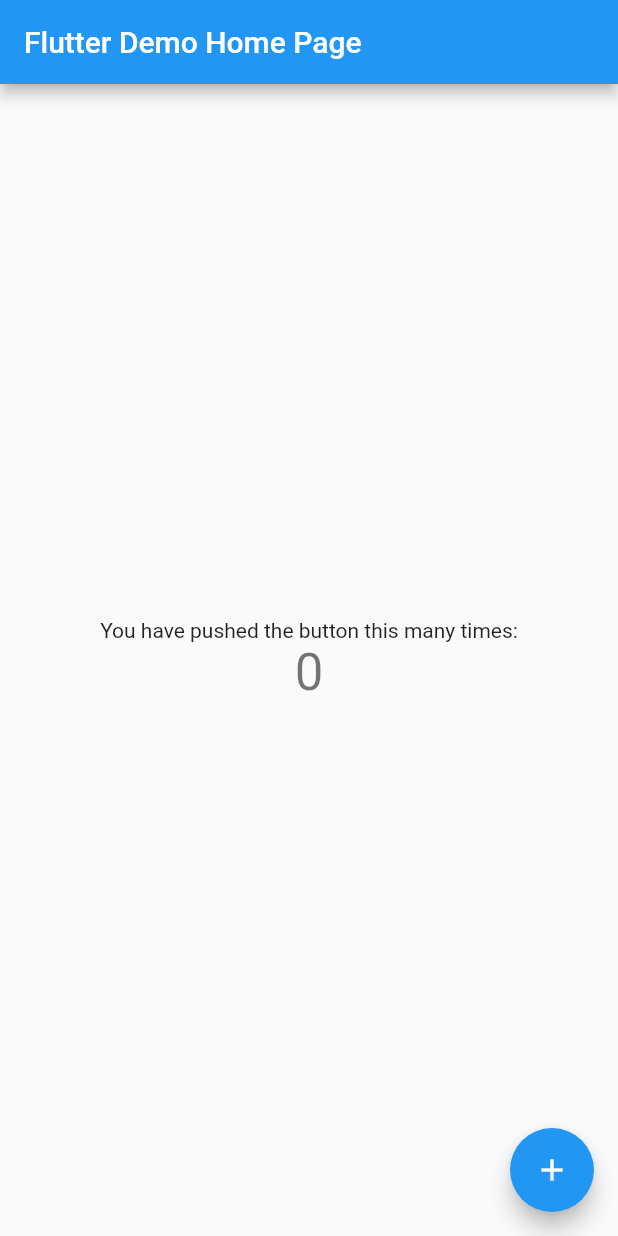
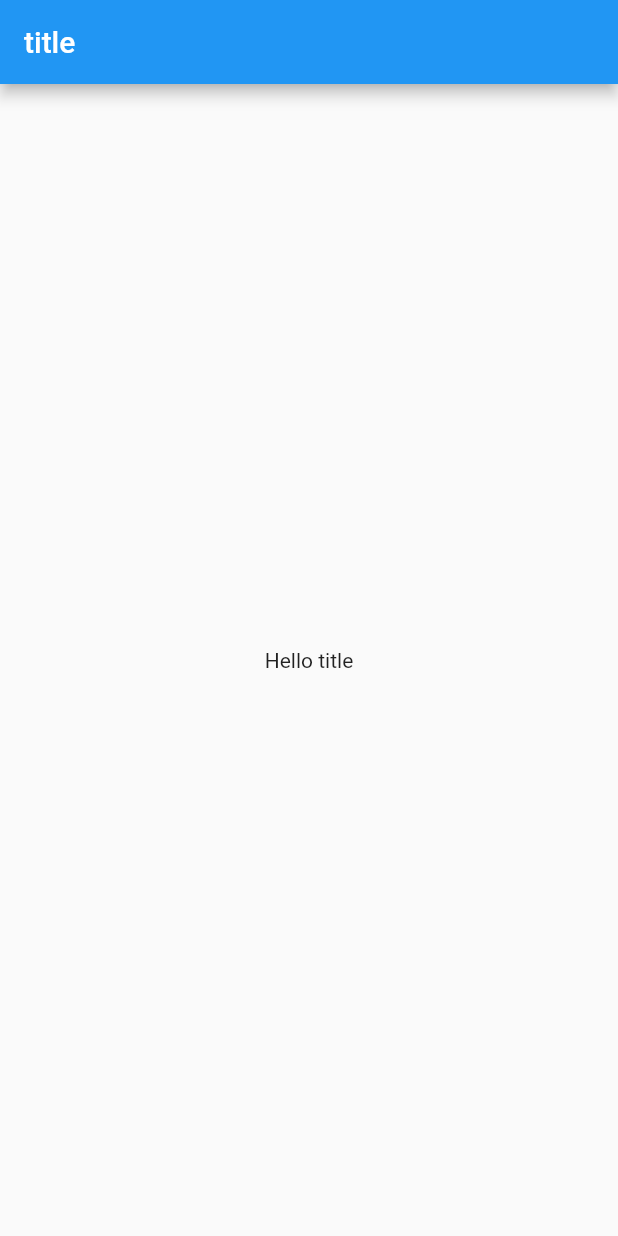
Before and after one commit to FenWangSiCheng/FlutterFoundations, a Flutter app: the screen it shows after launch, on a phone screen of 412 x 824 dp. Run offline on Flutter 3.47's test engine with Material 2 defaults, Android fonts, the phone set to English and light mode, and no system bars.

Commit message:
Add flavor config

```diff
--- /dev/null
+++ b/lib/app.dart
@@ -0,0 +1,44 @@
+import 'package:flutter/foundation.dart';
+import 'package:flutter/material.dart';
+
+import 'flavors.dart';
+import 'pages/my_home_page.dart';
+
+class App extends StatelessWidget {
+
+  const App({Key? key}) : super(key: key);
+
+  @override
+  Widget build(BuildContext context) {
+    return MaterialApp(
+      title: F.title,
+      theme: ThemeData(
+        primarySwatch: Colors.blue,
+      ),
+      home: _flavorBanner(
+        child: MyHomePage(),
+        show: kDebugMode,
+      ),
+    );
+  }
+
+  Widget _flavorBanner({
+    required Widget child,
+    bool show = true,
+  }) =>
+      show
+          ? Banner(
+        child: child,
+        location: BannerLocation.topStart,
+        message: F.name,
+        color: Colors.green.withOpacity(0.6),
+        textStyle: TextStyle(
+            fontWeight: FontWeight.w700,
+            fontSize: 12.0,
+            letterSpacing: 1.0),
+        textDirection: TextDirection.ltr,
+      )
+          : Container(
+        child: child,
+      );
+}
--- /dev/null
+++ b/lib/flavors.dart
@@ -0,0 +1,25 @@
+enum Flavor {
+  develop,
+  staging,
+  production,
+}
+
+class F {
+  static Flavor? appFlavor;
+
+  static String get name => appFlavor?.name ?? '';
+
+  static String get title {
+    switch (appFlavor) {
+      case Flavor.develop:
+        return 'flutter dev';
+      case Flavor.staging:
+        return 'flutter stg';
+      case Flavor.production:
+        return 'flutter pro';
+      default:
+        return 'title';
+    }
+  }
+
+}
--- a/lib/main.dart
+++ b/lib/main.dart
@@ -1,115 +1,7 @@
+import 'dart:async';
 import 'package:flutter/material.dart';
+import 'app.dart';
 
-void main() {
-  runApp(const MyApp());
+FutureOr<void> main() async {
+  runApp(const App());
 }
-
-class MyApp extends StatelessWidget {
-  const MyApp({Key? key}) : super(key: key);
-
-  // This widget is the root of your application.
-  @override
-  Widget build(BuildContext context) {
-    return MaterialApp(
-      title: 'Flutter Demo',
-      theme: ThemeData(
-        // This is the theme of your application.
-        //
-        // Try running your application with "flutter run". You'll see the
-        // application has a blue toolbar. Then, without quitting the app, try
-        // changing the primarySwatch below to Colors.green and then invoke
-        // "hot reload" (press "r" in the console where you ran "flutter run",
-        // or simply save your changes to "hot reload" in a Flutter IDE).
-        // Notice that the counter didn't reset back to zero; the application
-        // is not restarted.
-        primarySwatch: Colors.blue,
-      ),
-      home: const MyHomePage(title: 'Flutter Demo Home Page'),
-    );
-  }
-}
-
-class MyHomePage extends StatefulWidget {
-  const MyHomePage({Key? key, required this.title}) : super(key: key);
-
-  // This widget is the home page of your application. It is stateful, meaning
-  // that it has a State object (defined below) that contains fields that affect
-  // how it looks.
-
-  // This class is the configuration for the state. It holds the values (in this
-  // case the title) provided by the parent (in this case the App widget) and
-  // used by the build method of the State. Fields in a Widget subclass are
-  // always marked "final".
-
-  final String title;
-
-  @override
-  State<MyHomePage> createState() => _MyHomePageState();
-}
-
-class _MyHomePageState extends State<MyHomePage> {
-  int _counter = 0;
-
-  void _incrementCounter() {
-    setState(() {
-      // This call to setState tells the Flutter framework that something has
-      // changed in this State, which causes it to rerun the build method below
-      // so that the display can reflect the updated values. If we changed
-      // _counter without calling setState(), then the build method would not be
-      // called again, and so nothing would appear to happen.
-      _counter++;
-    });
-  }
-
-  @override
-  Widget build(BuildContext context) {
-    // This method is rerun every time setState is called, for instance as done
-    // by the _incrementCounter method above.
-    //
-    // The Flutter framework has been optimized to make rerunning build methods
-    // fast, so that you can just rebuild anything that needs updating rather
-    // than having to individually change instances of widgets.
-    return Scaffold(
-      appBar: AppBar(
-        // Here we take the value from the MyHomePage object that was created by
-        // the App.build method, and use it to set our appbar title.
-        title: Text(widget.title),
-      ),
-      body: Center(
-        // Center is a layout widget. It takes a single child and positions it
-        // in the middle of the parent.
-        child: Column(
-          // Column is also a layout widget. It takes a list of children and
-          // arranges them vertically. By default, it sizes itself to fit its
-          // children horizontally, and tries to be as tall as its parent.
-          //
-          // Invoke "debug painting" (press "p" in the console, choose the
-          // "Toggle Debug Paint" action from the Flutter Inspector in Android
-          // Studio, or the "Toggle Debug Paint" command in Visual Studio Code)
-          // to see the wireframe for each widget.
-          //
-          // Column has various properties to control how it sizes itself and
-          // how it positions its children. Here we use mainAxisAlignment to
-          // center the children vertically; the main axis here is the vertical
-          // axis because Columns are vertical (the cross axis would be
-          // horizontal).
-          mainAxisAlignment: MainAxisAlignment.center,
-          children: <Widget>[
-            const Text(
-              'You have pushed the button this many times:',
-            ),
-            Text(
-              '$_counter',
-              style: Theme.of(context).textTheme.headline4,
-            ),
-          ],
-        ),
-      ),
-      floatingActionButton: FloatingActionButton(
-        onPressed: _incrementCounter,
-        tooltip: 'Increment',
-        child: const Icon(Icons.add),
-      ), // This trailing comma makes auto-formatting nicer for build methods.
-    );
-  }
-}
--- /dev/null
+++ b/lib/main_develop.dart
@@ -0,0 +1,8 @@
+import 'flavors.dart';
+
+import 'main.dart' as runner;
+
+Future<void> main() async {
+  F.appFlavor = Flavor.develop;
+  await runner.main();
+}
--- /dev/null
+++ b/lib/main_production.dart
@@ -0,0 +1,8 @@
+import 'flavors.dart';
+
+import 'main.dart' as runner;
+
+Future<void> main() async {
+  F.appFlavor = Flavor.production;
+  await runner.main();
+}
--- /dev/null
+++ b/lib/main_staging.dart
@@ -0,0 +1,8 @@
+import 'flavors.dart';
+
+import 'main.dart' as runner;
+
+Future<void> main() async {
+  F.appFlavor = Flavor.staging;
+  await runner.main();
+}
--- /dev/null
+++ b/lib/pages/my_home_page.dart
@@ -0,0 +1,18 @@
+import 'package:flutter/material.dart';
+import '../flavors.dart';
+
+class MyHomePage extends StatelessWidget {
+  @override
+  Widget build(BuildContext context) {
+    return Scaffold(
+      appBar: AppBar(
+        title: Text(F.title),
+      ),
+      body: Center(
+        child: Text(
+          'Hello ${F.title}',
+        ),
+      ),
+    );
+  }
+}
```
Also changed, not shown: 21 other files.
